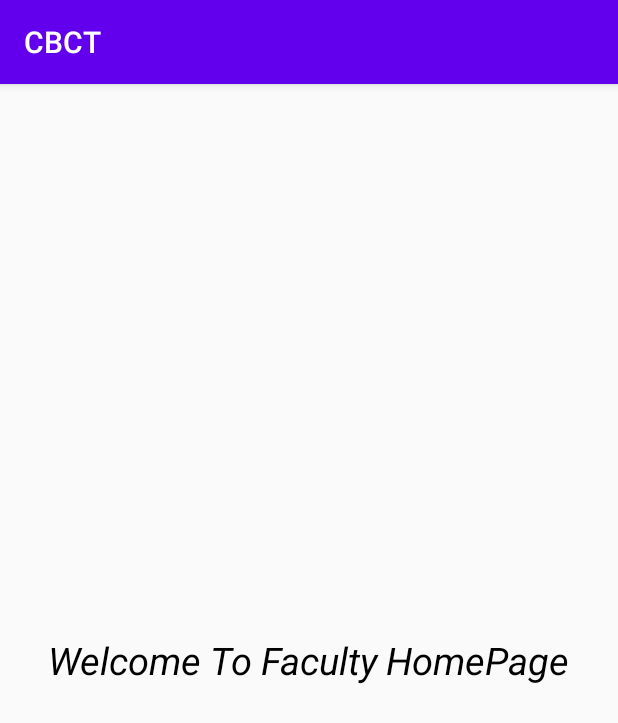
After one commit to CBCT-BBSR/CBCT_Android, an Android app: the FacultyHomepageActivity screen opened directly, with no data from a screen before it, on a phone screen of 412 x 824 dp. The commit adds this screen. Shown: the top 723 px of the screen. Run offline under Robolectric (Android 15) with nearby library versions, the light colour scheme and no system bars.

Commit message:
second Commit

```diff
--- a/app/src/main/AndroidManifest.xml
+++ b/app/src/main/AndroidManifest.xml
@@ -11,6 +11,8 @@
         android:theme="@style/AppTheme">
         <activity android:name=".StudentLoginActivity"/>
         <activity android:name=".FacultyLoginActivity"/>
+        <activity android:name=".FacultyHomepageActivity"/>
+        <activity android:name=".StudentHomepageActivity"/>
         <activity android:name=".SplashScreen"
             android:theme="@style/SplashTheme">
             <intent-filter>
--- /dev/null
+++ b/app/src/main/java/com/cutm/majorproject/cbct/FacultyHomepageActivity.java
@@ -0,0 +1,15 @@
+package com.cutm.majorproject.cbct;
+
+import android.os.Bundle;
+
+import androidx.annotation.Nullable;
+import androidx.appcompat.app.AppCompatActivity;
+
+public class FacultyHomepageActivity extends AppCompatActivity {
+
+    @Override
+    protected void onCreate( Bundle savedInstanceState) {
+        super.onCreate(savedInstanceState);
+        setContentView(R.layout.activity_faculty_homepage);
+    }
+}
--- /dev/null
+++ b/app/src/main/java/com/cutm/majorproject/cbct/ForgetPasswordActivity.java
@@ -0,0 +1,4 @@
+package com.cutm.majorproject.cbct;
+
+public class ForgetPasswordActivity {
+}
--- /dev/null
+++ b/app/src/main/res/layout/activity_faculty_homepage.xml
@@ -0,0 +1,17 @@
+<?xml version="1.0" encoding="utf-8"?>
+<LinearLayout xmlns:android="http://schemas.android.com/apk/res/android"
+    android:orientation="vertical"
+    android:layout_width="match_parent"
+    android:gravity="center"
+    android:layout_height="match_parent">
+    <TextView
+        android:layout_width="wrap_content"
+        android:layout_height="wrap_content"
+        android:layout_gravity="center"
+        android:textSize="25sp"
+        android:textStyle="italic"
+        android:textColor="#000000"
+        android:text="Welcome To Faculty HomePage"/>
+
+
+</LinearLayout>
--- a/app/src/main/res/layout/activity_faculty_login.xml
+++ b/app/src/main/res/layout/activity_faculty_login.xml
@@ -68,7 +68,7 @@
             android:layout_height="50dp"
             android:layout_marginStart="25dp"
             android:layout_marginTop="10dp"
-            android:inputType="numberPassword"
+            android:inputType="textPassword"
             android:textSize="25sp"
             android:textColor="#090808"
             android:hint="Enter Your Password "/>
@@ -80,6 +80,7 @@
             android:background="#1E88E5" />
 
         <Button
+            android:id="@+id/btn_goto_faculty_homepage"
             android:layout_width="180dp"
             android:layout_height="60dp"
             android:layout_marginStart="160dp"
--- a/app/src/main/res/layout/activity_student_login.xml
+++ b/app/src/main/res/layout/activity_student_login.xml
@@ -68,7 +68,7 @@
             android:layout_height="50dp"
             android:layout_marginStart="25dp"
             android:layout_marginTop="10dp"
-            android:inputType="numberPassword"
+            android:inputType="textPassword"
             android:textSize="25sp"
             android:textColor="#090808"
             android:hint="Enter Your Password "/>
@@ -80,6 +80,7 @@
             android:background="#1E88E5" />
 
         <Button
+            android:id="@+id/btn_goto_student_homepage"
             android:layout_width="180dp"
             android:layout_height="60dp"
             android:layout_marginStart="160dp"
```
Also changed, not shown: app/src/main/java/com/cutm/majorproject/cbct/FacultyLoginActivity.java (+16 -0 lines), app/src/main/java/com/cutm/majorproject/cbct/StudentHomepageActivity.java (added, +15 -0 lines), app/src/main/java/com/cutm/majorproject/cbct/StudentLoginActivity.java (+17 -0 lines), app/src/main/res/layout/activity_student_homepage.xml (added, +16 -0 lines).
